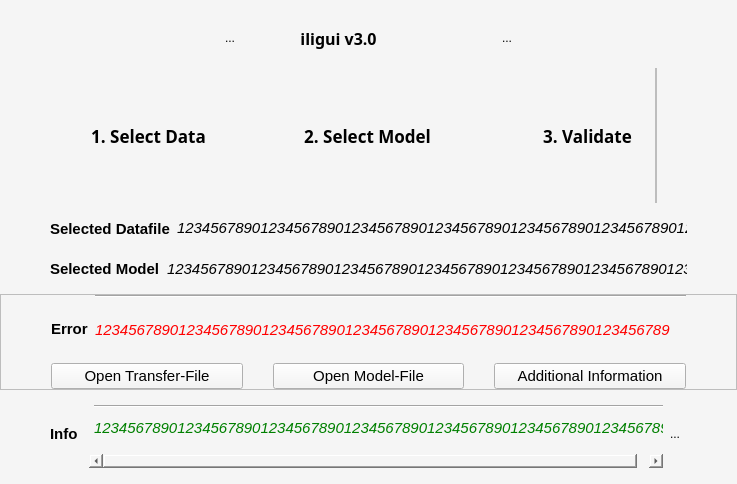
The window that window_main.ui (MoreIceFitzGerry/iligui) describes before a commit, drawn with Qt 5.
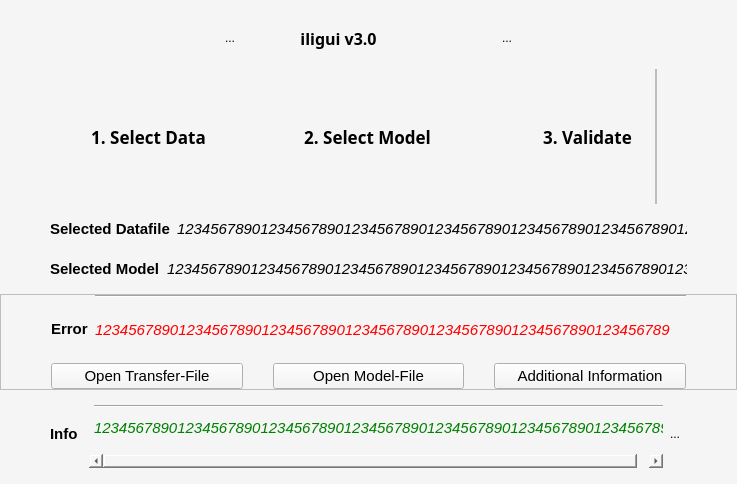
The same window after the commit. Icons and pictures are not drawn.

Patch:
```diff
--- a/window_main.ui
+++ b/window_main.ui
@@ -76,13 +76,7 @@
       <property name="minimumSize">
        <size>
         <width>0</width>
-        <height>0</height>
-       </size>
-      </property>
-      <property name="baseSize">
-       <size>
-        <width>0</width>
-        <height>92</height>
+        <height>196</height>
        </size>
       </property>
       <property name="frameShape">
```
Left out of the diff: 5 changed lines with no effect on the pictures.
